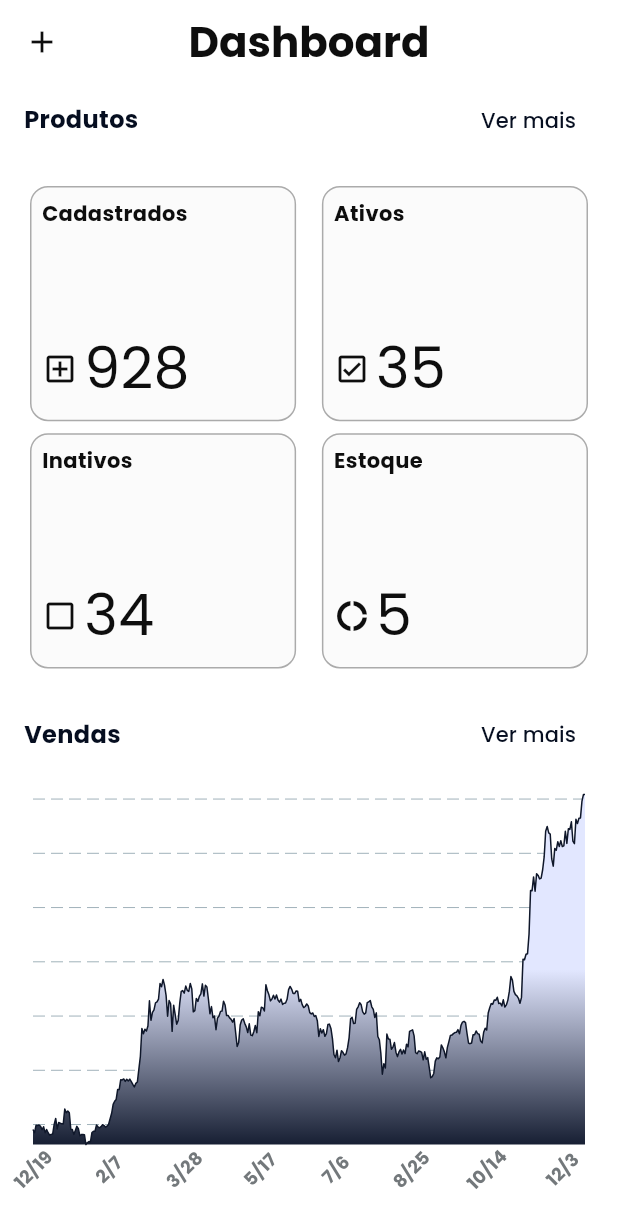
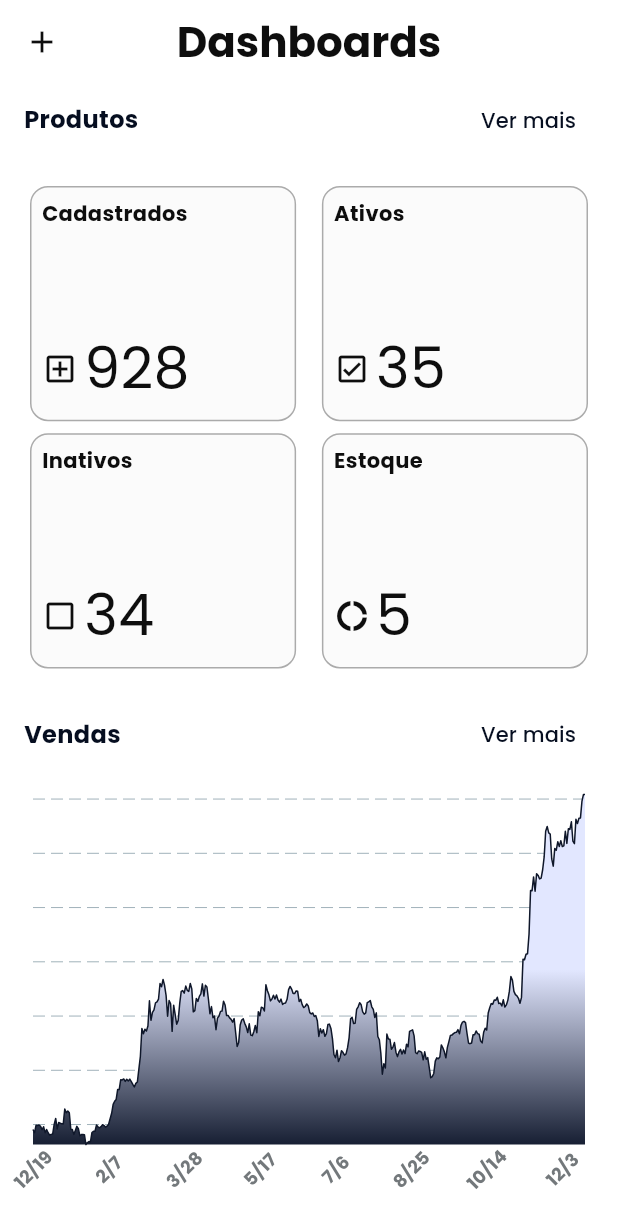
Before and after one commit to FYuriVS/admin-store, a Flutter app: the screen it shows after launch, on a phone screen of 412 x 824 dp. Shown: the top 1228 px of the screen. Run offline on Flutter 3.47's test engine with Material 3 defaults, Android fonts, the phone set to English and light mode, and no system bars; drawn by our look-alikes of fl_chart; our stand-ins replace flutter_secure_storage, get_it, go_router, google_fonts.

Commit message:
commit push

```diff
--- a/lib/features/home/presentation/screens/home_screen.dart
+++ b/lib/features/home/presentation/screens/home_screen.dart
@@ -29,7 +29,7 @@ class HomeScreen extends StatelessWidget {
         centerTitle: true,
         leading: Icon(Icons.add),
         title: Text(
-          "Dashboard",
+          "Dashboards",
           style: TextStyle(
             color: Theme.of(context).colorScheme.onSurface,
             fontSize: 28,
```
